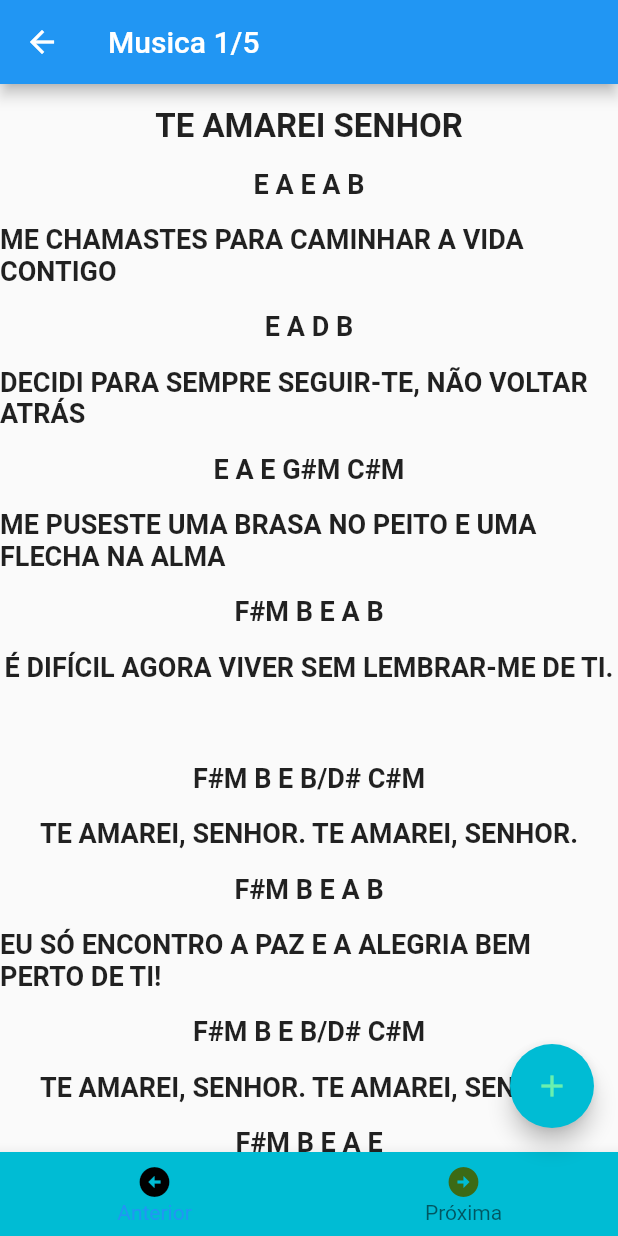
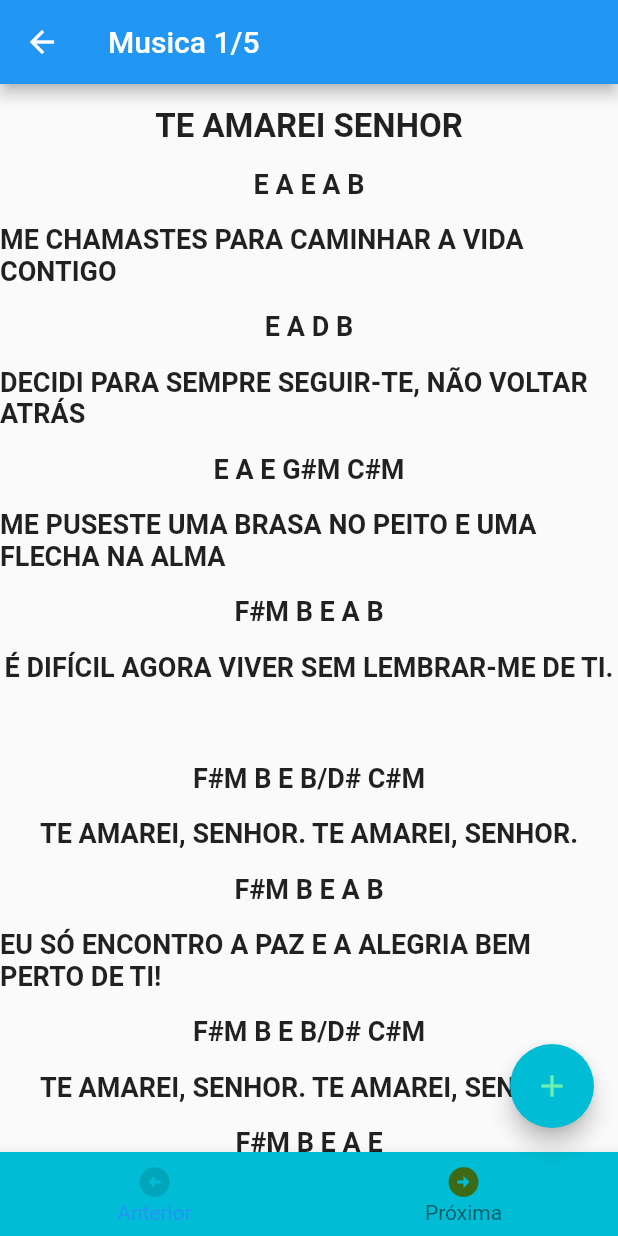
Before and after one commit to ddiasguto/mliturgica, a Flutter app: the screen it shows after launch, after a tap on "Entrada", on a phone screen of 412 x 824 dp. Run offline on Flutter 3.47's test engine with Material 2 defaults, Android fonts, the phone set to English and light mode, and no system bars.

Commit message:
buttons color changed

```diff
--- a/lib/components/next_button.dart
+++ b/lib/components/next_button.dart
@@ -16,7 +16,7 @@ class NextButton extends StatelessWidget {
     } else {
       return const Icon(
         Icons.arrow_circle_right,
-        color: Colors.black,
+        color: Colors.black12,
       );
     }
   }
--- a/lib/components/previous_button.dart
+++ b/lib/components/previous_button.dart
@@ -16,7 +16,7 @@ class PreviousButton extends StatelessWidget {
     } else {
       return const Icon(
         Icons.arrow_circle_left,
-        color: Colors.black,
+        color: Colors.black12,
       );
     }
   }
```
